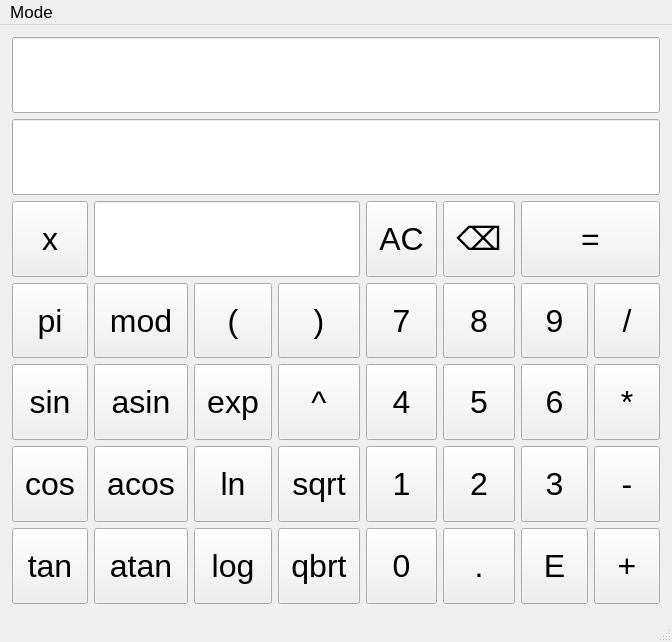
Above: SmartCalc2/view/mainwindow.ui from SergSinitsyn/Smart-Calculator before the change. Below: the same form after it.
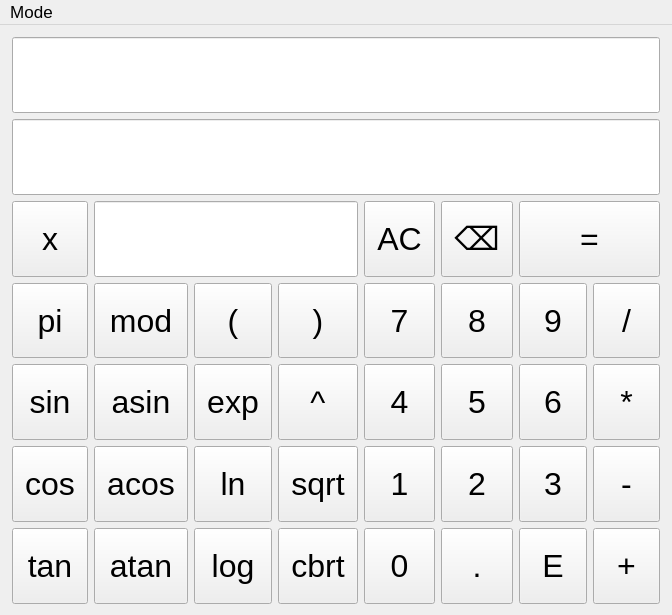
That is the form after the change.

Diff of the .ui file:
```diff
--- a/SmartCalc2/view/mainwindow.ui
+++ b/SmartCalc2/view/mainwindow.ui
@@ -7,7 +7,7 @@
     <x>0</x>
     <y>0</y>
     <width>672</width>
-    <height>642</height>
+    <height>615</height>
    </rect>
   </property>
   <property name="sizePolicy">
@@ -19,13 +19,13 @@
   <property name="minimumSize">
    <size>
     <width>672</width>
-    <height>642</height>
+    <height>615</height>
    </size>
   </property>
   <property name="maximumSize">
    <size>
     <width>672</width>
-    <height>642</height>
+    <height>615</height>
    </size>
   </property>
   <property name="sizeIncrement">
@@ -409,7 +409,7 @@
        </size>
       </property>
       <property name="text">
-       <string>qbrt</string>
+       <string>cbrt</string>
       </property>
      </widget>
     </item>
@@ -828,13 +828,6 @@
    </widget>
    <addaction name="menu"/>
   </widget>
-  <widget class="QStatusBar" name="statusbar">
-   <property name="font">
-    <font>
-     <pointsize>16</pointsize>
-    </font>
-   </property>
-  </widget>
   <action name="actionEngineer_Calculator">
    <property name="text">
     <string>Engineer Calculator</string>
```
Left out of the diff: 113 changed lines with no effect on the pictures.
